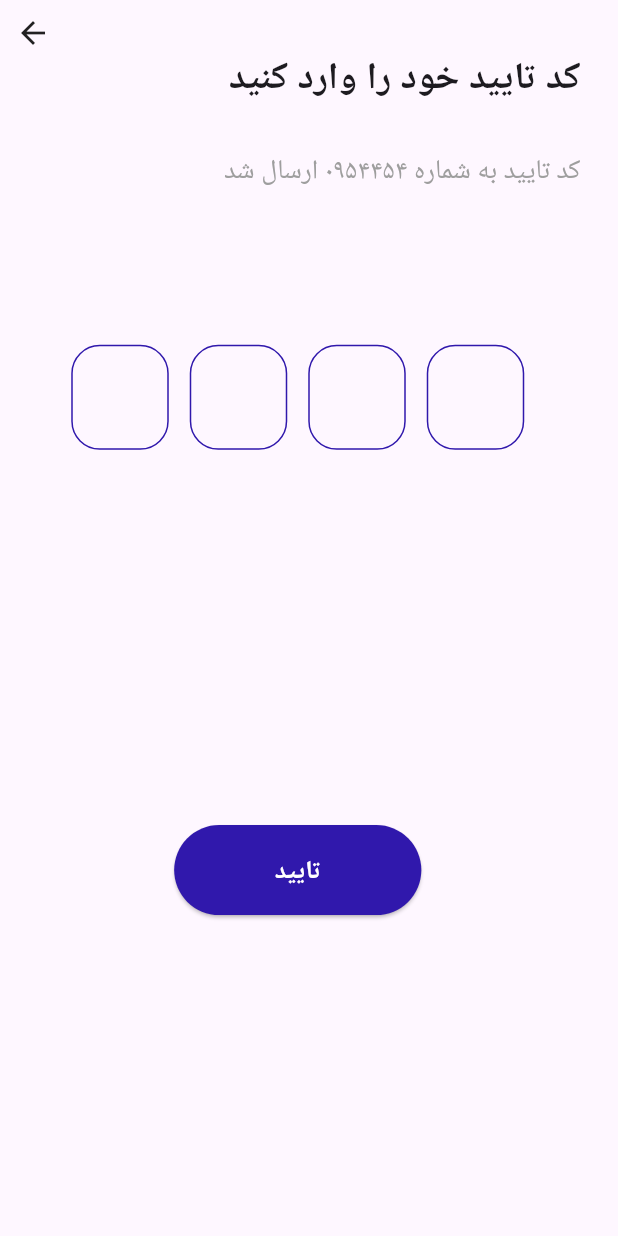
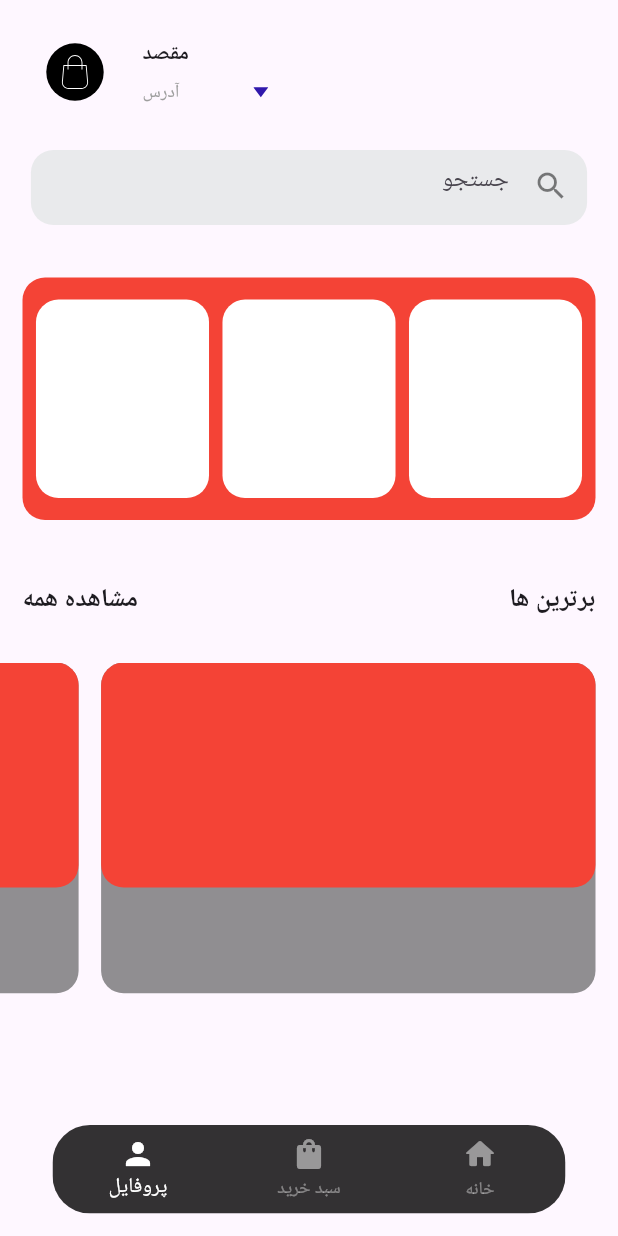
Before and after one commit to avafrzmhr/Food_Delivery, a Flutter app: the screen it shows after launch, on a phone screen of 412 x 824 dp. Run offline on Flutter 3.47's test engine with Material 3 defaults, Android fonts, the phone set to English and light mode, and no system bars; drawn by our look-alikes of pinput; our stand-ins replace flutter_svg.

Commit message:
home screen basic ui done

```diff
--- /dev/null
+++ b/lib/gen/assets.gen.dart
@@ -0,0 +1,86 @@
+/// GENERATED CODE - DO NOT MODIFY BY HAND
+/// *****************************************************
+///  FlutterGen
+/// *****************************************************
+
+// coverage:ignore-file
+// ignore_for_file: type=lint
+// ignore_for_file: directives_ordering,unnecessary_import,implicit_dynamic_list_literal,deprecated_member_use
+
+import 'package:flutter/widgets.dart';
+import 'package:flutter_svg/flutter_svg.dart';
+import 'package:flutter/services.dart';
+
+class $AssetsIconsGen {
+  const $AssetsIconsGen();
+
+  /// File path: assets/icons/svgexport-17.svg
+  SvgGenImage get svgexport17 =>
+      const SvgGenImage('assets/icons/svgexport-17.svg');
+
+  /// File path: assets/icons/svgexport-23.svg
+  SvgGenImage get svgexport23 =>
+      const SvgGenImage('assets/icons/svgexport-23.svg');
+
+  /// List of all assets
+  List<SvgGenImage> get values => [svgexport17, svgexport23];
+}
+
+class Assets {
+  Assets._();
+
+  static const $AssetsIconsGen icons = $AssetsIconsGen();
+}
+
+class SvgGenImage {
+  const SvgGenImage(this._assetName);
+
+  final String _assetName;
+
+  SvgPicture svg({
+    Key? key,
+    bool matchTextDirection = false,
+    AssetBundle? bundle,
+    String? package,
+    double? width,
+    double? height,
+    BoxFit fit = BoxFit.contain,
+    AlignmentGeometry alignment = Alignment.center,
+    bool allowDrawingOutsideViewBox = false,
+    WidgetBuilder? placeholderBuilder,
+    String? semanticsLabel,
+    bool excludeFromSemantics = false,
+    SvgTheme theme = const SvgTheme(),
+    ColorFilter? colorFilter,
+    Clip clipBehavior = Clip.hardEdge,
+    @deprecated Color? color,
+    @deprecated BlendMode colorBlendMode = BlendMode.srcIn,
+    @deprecated bool cacheColorFilter = false,
+  }) {
+    return SvgPicture.asset(
+      _assetName,
+      key: key,
+      matchTextDirection: matchTextDirection,
+      bundle: bundle,
+      package: package,
+      width: width,
+      height: height,
+      fit: fit,
+      alignment: alignment,
+      allowDrawingOutsideViewBox: allowDrawingOutsideViewBox,
+      placeholderBuilder: placeholderBuilder,
+      semanticsLabel: semanticsLabel,
+      excludeFromSemantics: excludeFromSemantics,
+      theme: theme,
+      colorFilter: colorFilter,
+      color: color,
+      colorBlendMode: colorBlendMode,
+      clipBehavior: clipBehavior,
+      cacheColorFilter: cacheColorFilter,
+    );
+  }
+
+  String get path => _assetName;
+
+  String get keyName => _assetName;
+}
--- a/lib/main.dart
+++ b/lib/main.dart
@@ -1,6 +1,8 @@
 import 'package:flutter/material.dart';
+import 'package:food_delivery/views/home/home_screen.dart';
 import 'package:food_delivery/views/login/get_mobile/get_mobile_screen.dart';
 import 'package:food_delivery/views/login/verify_otp/verify_otp_screen.dart';
+import 'package:food_delivery/views/tabs_screen.dart';
 
 void main() {
   runApp(const MyApp());
@@ -17,7 +19,7 @@ class MyApp extends StatelessWidget {
         colorScheme: ColorScheme.fromSeed(seedColor: Colors.deepPurple),
         useMaterial3: true,
       ),
-      home: const VerifyOTPScreen(),
+      home: const TabsScreen(),
     );
   }
 }
--- /dev/null
+++ b/lib/views/home/home_screen.dart
@@ -0,0 +1,114 @@
+import 'package:flutter/material.dart';
+import 'package:food_delivery/gen/assets.gen.dart';
+import 'package:food_delivery/views/home/widgets/category_container_widget.dart';
+import 'package:food_delivery/views/home/widgets/search_bar_widget.dart';
+import 'package:food_delivery/views/home/widgets/tops_listview_widget.dart';
+
+class HomeScreen extends StatefulWidget {
+  const HomeScreen({super.key});
+
+  @override
+  State<HomeScreen> createState() => _HomeScreenState();
+}
+
+class _HomeScreenState extends State<HomeScreen> {
+  TextEditingController searchController = TextEditingController();
+  @override
+  Widget build(BuildContext context) {
+    return LayoutBuilder(builder: (context, constraints) {
+      return Scaffold(
+        body: Column(
+          children: [
+            const SizedBox(
+              height: 26,
+            ),
+            Row(
+              children: [
+                Container(
+                  margin: const EdgeInsets.only(
+                    left: 30,
+                  ),
+                  height: 40,
+                  width: 40,
+                  child: Assets.icons.svgexport17.svg(),
+                ),
+                const SizedBox(
+                  width: 25,
+                ),
+                Column(
+                  crossAxisAlignment: CrossAxisAlignment.start,
+                  children: [
+                    const Text(
+                      'مقصد',
+                      style: TextStyle(
+                        fontWeight: FontWeight.bold,
+                      ),
+                    ),
+                    const SizedBox(
+                      height: 7,
+                    ),
+                    Row(
+                      children: [
+                        const Text(
+                          'آدرس',
+                          style: TextStyle(
+                            fontSize: 12,
+                            color: Colors.grey,
+                          ),
+                        ),
+                        Container(
+                          margin: EdgeInsets.only(
+                            left: constraints.maxWidth * 0.12,
+                          ),
+                          width: 10,
+                          height: 10,
+                          child: Assets.icons.svgexport23.svg(),
+                        ),
+                      ],
+                    ),
+                  ],
+                ),
+              ],
+            ),
+            Padding(
+              padding: const EdgeInsets.only(top: 30),
+              child: SearchBarWidget(searchController, constraints),
+            ),
+            CategoryContainerWidget(constraints),
+            const SizedBox(
+              height: 40,
+            ),
+            Container(
+              margin: const EdgeInsets.only(left: 15, right: 15),
+              child: const Row(
+                mainAxisAlignment: MainAxisAlignment.spaceBetween,
+                children: [
+                  Text(
+                    'مشاهده همه',
+                    style: TextStyle(
+                      fontWeight: FontWeight.bold,
+                      fontSize: 17,
+                    ),
+                  ),
+                  Text(
+                    'برترین ها',
+                    style: TextStyle(
+                      fontWeight: FontWeight.bold,
+                      fontSize: 17,
+                    ),
+                  ),
+                ],
+              ),
+            ),
+            const SizedBox(
+              height: 30,
+            ),
+            Expanded(
+              child: TopsListViewWidget(constraints),
+            ),
+          ],
+        ),
+      );
+    });
+  }
+}
--- /dev/null
+++ b/lib/views/home/widgets/bottom_navigation_bar_widget.dart
@@ -0,0 +1,52 @@
+import 'package:flutter/material.dart';
+
+class BottomNavigationBarWidget extends StatelessWidget {
+  final int selectedPageIndex;
+  final void Function(int)? onTap;
+  const BottomNavigationBarWidget(
+      {this.onTap, required this.selectedPageIndex, super.key});
+
+  @override
+  Widget build(BuildContext context) {
+    return Container(
+      margin: const EdgeInsets.all(15),
+      padding: const EdgeInsets.only(right: 20, left: 20),
+      child: ClipRRect(
+        borderRadius: BorderRadius.circular(25),
+        child: BottomNavigationBar(
+          selectedItemColor: Colors.white,
+          unselectedItemColor: Colors.white.withOpacity(0.4),
+          unselectedIconTheme: const IconThemeData(opacity: 0.5),
+          selectedIconTheme: const IconThemeData(opacity: 1),
+          elevation: 0,
+          items: const [
+            BottomNavigationBarItem(
+              icon: Icon(
+                Icons.person,
+                color: Colors.white,
+              ),
+              label: 'پروفایل',
+            ),
+            BottomNavigationBarItem(
+              icon: Icon(
+                Icons.shopping_bag_rounded,
+                color: Colors.white,
+              ),
+              label: 'سبد خرید',
+            ),
+            BottomNavigationBarItem(
+              icon: Icon(
+                Icons.home_rounded,
+                color: Colors.white,
+              ),
+              label: 'خانه',
+            ),
+          ],
+          backgroundColor: Colors.black.withOpacity(0.8),
+          currentIndex: selectedPageIndex,
+          onTap: onTap,
+        ),
+      ),
+    );
+  }
+}
--- /dev/null
+++ b/lib/views/home/widgets/category_container_widget.dart
@@ -0,0 +1,54 @@
+import 'package:flutter/material.dart';
+
+class CategoryContainerWidget extends StatefulWidget {
+  final BoxConstraints constraints;
+  const CategoryContainerWidget(this.constraints, {super.key});
+
+  @override
+  State<CategoryContainerWidget> createState() =>
+      _CategoryContainerWidgetState();
+}
+
+class _CategoryContainerWidgetState extends State<CategoryContainerWidget> {
+  @override
+  Widget build(BuildContext context) {
+    return Container(
+      margin: const EdgeInsets.only(left: 15, right: 15, top: 35),
+      width: widget.constraints.maxWidth,
+      height: widget.constraints.maxHeight * 0.22,
+      decoration: BoxDecoration(
+        borderRadius: BorderRadius.circular(15),
+        color: Colors.red,
+      ),
+      child: Row(
+        mainAxisAlignment: MainAxisAlignment.spaceEvenly,
+        children: [
+          Container(
+            width: widget.constraints.maxWidth * 0.28,
+            height: widget.constraints.maxHeight * 0.18,
+            decoration: BoxDecoration(
+              color: Colors.white,
+              borderRadius: BorderRadius.circular(15),
+            ),
+          ),
+          Container(
+            width: widget.constraints.maxWidth * 0.28,
+            height: widget.constraints.maxHeight * 0.18,
+            decoration: BoxDecoration(
+              color: Colors.white,
+              borderRadius: BorderRadius.circular(15),
+            ),
+          ),
+          Container(
+            width: widget.constraints.maxWidth * 0.28,
+            height: widget.constraints.maxHeight * 0.18,
+            decoration: BoxDecoration(
+              color: Colors.white,
+              borderRadius: BorderRadius.circular(15),
+            ),
+          ),
+        ],
+      ),
+    );
+  }
+}
--- /dev/null
+++ b/lib/views/home/widgets/search_bar_widget.dart
@@ -0,0 +1,33 @@
+import 'package:flutter/material.dart';
+
+class SearchBarWidget extends StatelessWidget {
+  final BoxConstraints constraints;
+  final TextEditingController searchController;
+  const SearchBarWidget(this.searchController, this.constraints, {super.key});
+
+  @override
+  Widget build(BuildContext context) {
+    return Center(
+      child: Container(
+        width: constraints.maxWidth * 0.9,
+        height: 50,
+        decoration: BoxDecoration(
+            color: const Color(0xFFe9eaec),
+            borderRadius: BorderRadius.circular(15)),
+        child: TextField(
+          textAlign: TextAlign.end,
+          cursorColor: const Color(0xFF000000),
+          controller: searchController,
+          decoration: InputDecoration(
+              suffixIcon: IconButton(
+                onPressed: () {},
+                icon: const Icon(Icons.search),
+                color: const Color(0xFF000000).withOpacity(0.5),
+              ),
+              hintText: "جستجو",
+              border: InputBorder.none),
+        ),
+      ),
+    );
+  }
+}
--- /dev/null
+++ b/lib/views/home/widgets/tops_listview_widget.dart
@@ -0,0 +1,67 @@
+import 'package:flutter/material.dart';
+
+class TopsListViewWidget extends StatefulWidget {
+  final BoxConstraints constraints;
+  const TopsListViewWidget(this.constraints, {super.key});
+
+  @override
+  State<TopsListViewWidget> createState() => _TopsListViewWidgetState();
+}
+
+class _TopsListViewWidgetState extends State<TopsListViewWidget> {
+  @override
+  Widget build(BuildContext context) {
+    return ListView(
+      scrollDirection: Axis.horizontal,
+      reverse: true,
+      children: [
+        Container(
+          margin: const EdgeInsets.only(right: 15),
+          child: Stack(
+            children: [
+              Container(
+                decoration: BoxDecoration(
+                  borderRadius: BorderRadius.circular(15),
+                  color: const Color.fromARGB(255, 144, 142, 145),
+                ),
+                width: widget.constraints.maxWidth * 0.8,
+                height: widget.constraints.maxHeight * 0.3,
+              ),
+              Container(
+                decoration: BoxDecoration(
+                  borderRadius: BorderRadius.circular(15),
+                  color: Colors.red,
+                ),
+                width: widget.constraints.maxWidth * 0.8,
+                height: 150,
+              ),
+            ],
+          ),
+        ),
+        Container(
+          margin: const EdgeInsets.only(right: 15),
+          child: Stack(
+            children: [
+              Container(
+                decoration: BoxDecoration(
+                  borderRadius: BorderRadius.circular(15),
+                  color: const Color.fromARGB(255, 144, 142, 145),
+                ),
+                width: widget.constraints.maxWidth * 0.8,
+                height: widget.constraints.maxHeight * 0.3,
+              ),
+              Container(
+                decoration: BoxDecoration(
+                  borderRadius: BorderRadius.circular(15),
+                  color: Colors.red,
+                ),
+                width: widget.constraints.maxWidth * 0.8,
+                height: 150,
+              ),
+            ],
+          ),
+        ),
+      ],
+    );
+  }
+}
--- a/lib/views/login/get_mobile/get_mobile_screen.dart
+++ b/lib/views/login/get_mobile/get_mobile_screen.dart
@@ -22,7 +22,7 @@ class _GetMobileScreenState extends State<GetMobileScreen> {
                 Container(
                   height: constraints.maxHeight * 0.75,
                   decoration: const BoxDecoration(
-                    color: Color.fromARGB(255, 48, 24, 172),
+                    color: Color.fromRGBO(48, 24, 172, 1),
                     borderRadius: BorderRadius.only(
                       topLeft: Radius.circular(30),
                       topRight: Radius.circular(30),
--- /dev/null
+++ b/lib/views/tabs_screen.dart
@@ -0,0 +1,53 @@
+import 'package:flutter/material.dart';
+import 'package:food_delivery/views/home/home_screen.dart';
+import 'package:food_delivery/views/home/widgets/bottom_navigation_bar_widget.dart';
+
+class TabsScreen extends StatefulWidget {
+  static const routeName = '/tabs_screen';
+  const TabsScreen({super.key});
+
+  @override
+  State<TabsScreen> createState() => _TabsScreenState();
+}
+
+class _TabsScreenState extends State<TabsScreen> {
+  late List<Map<String, Object>> _pages;
+
+  int _selectedPageIndex = 0;
+
+  @override
+  void initState() {
+    _pages = [
+      {
+        'page': HomeScreen(),
+        'title': 'خانه',
+      },
+      {
+        'page': const HomeScreen(),
+        'title': 'سبد خرید',
+      },
+      {
+        'page': const HomeScreen(),
+        'title': 'پروفایل',
+      },
+    ];
+    super.initState();
+  }
+
+  void _selectPage(int index) {
+    setState(() {
+      _selectedPageIndex = index;
+    });
+  }
+
+  @override
+  Widget build(BuildContext context) {
+    return Scaffold(
+        resizeToAvoidBottomInset: false,
+        body: _pages[_selectedPageIndex]['page'] as Widget,
+        bottomNavigationBar: BottomNavigationBarWidget(
+          onTap: _selectPage,
+          selectedPageIndex: _selectedPageIndex,
+        ));
+  }
+}
```
Also changed, not shown: pubspec.yaml (+10 -7 lines), assets/icons/svgexport-17.svg (added), assets/icons/svgexport-23.svg (added), pubspec.lock.
